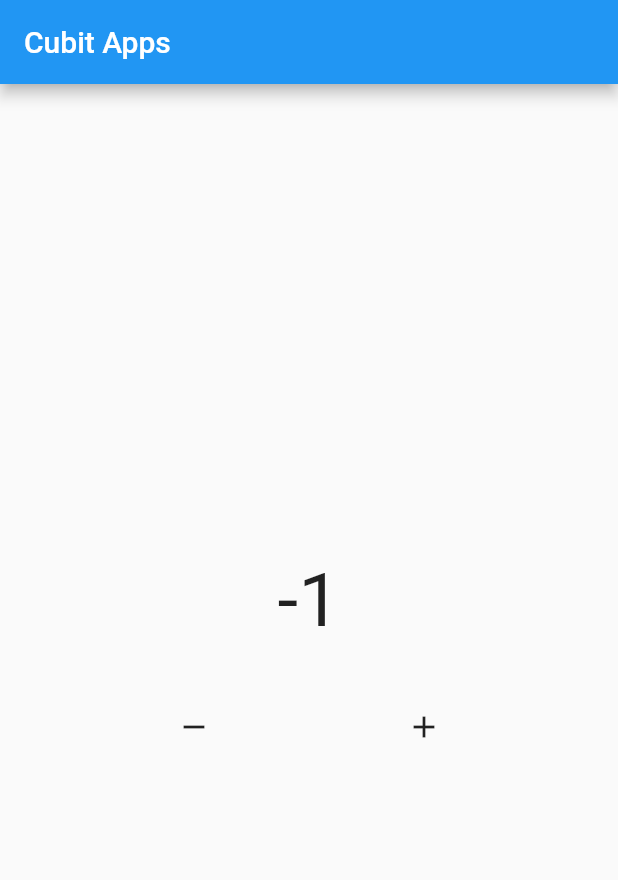
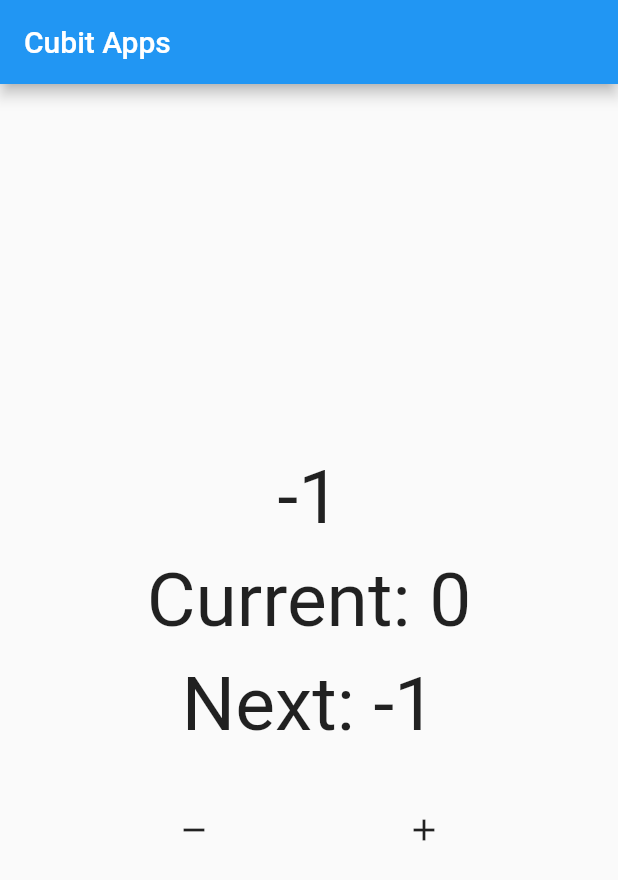
Before and after one commit to zeindevs/FlutterBloc, a Flutter app: the screen it shows after launch, after a tap on the "add" icon, on a phone screen of 412 x 824 dp. Shown: the top 880 px of the screen. Run offline on Flutter 3.47's test engine with Material 2 defaults, Android fonts, the phone set to English and light mode, and no system bars; our stand-ins replace bloc.

Commit message:
add: 03-observer-cubit

```diff
--- a/lib/main.dart
+++ b/lib/main.dart
@@ -1,4 +1,5 @@
 import "package:bloc/bloc.dart";
+import "package:flutter/foundation.dart";
 import "package:flutter/material.dart";
 
 void main() {
@@ -18,6 +19,8 @@ class CounterCubit extends Cubit<int> {
   CounterCubit({this.initialData = 0}) : super(initialData);
 
   int initialData;
+  int? current;
+  int? next;
 
   void increment() {
     emit(state + 1);
@@ -25,6 +28,24 @@ class CounterCubit extends Cubit<int> {
 
   void decrement() {
     emit(state - 1);
+  }
+
+  @override
+  void onChange(Change<int> change) {
+    super.onChange(change);
+    current = change.currentState;
+    next = change.nextState;
+    if (kDebugMode) {
+      print(change);
+    }
+  }
+
+  @override
+  void onError(Object error, StackTrace stackTrace) {
+    super.onError(error, stackTrace);
+    if (kDebugMode) {
+      print(error);
+    }
   }
 }
 
@@ -52,10 +73,25 @@ class _HomePageState extends State<HomePage> {
               stream: counter.stream,
               builder: (context, snapshot) {
                 return Center(
-                    child: Text(
-                  "${snapshot.data}",
-                  style: const TextStyle(fontSize: 50),
-                ));
+                  child: Column(
+                    children: [
+                      Text(
+                        "${snapshot.data}",
+                        style: const TextStyle(fontSize: 50),
+                      ),
+                      const SizedBox(height: 10),
+                      Text(
+                        "Current: ${counter.current}",
+                        style: const TextStyle(fontSize: 50),
+                      ),
+                      const SizedBox(height: 10),
+                      Text(
+                        "Next: ${counter.next}",
+                        style: const TextStyle(fontSize: 50),
+                      ),
+                    ],
+                  ),
+                );
               }),
           const SizedBox(height: 30),
           Row(
@@ -66,7 +102,7 @@ class _HomePageState extends State<HomePage> {
                   icon: const Icon(Icons.remove)),
               IconButton(
                   onPressed: () => counter.decrement(),
-                  icon: const Icon(Icons.add))
+                  icon: const Icon(Icons.add)),
             ],
           )
         ],
```
